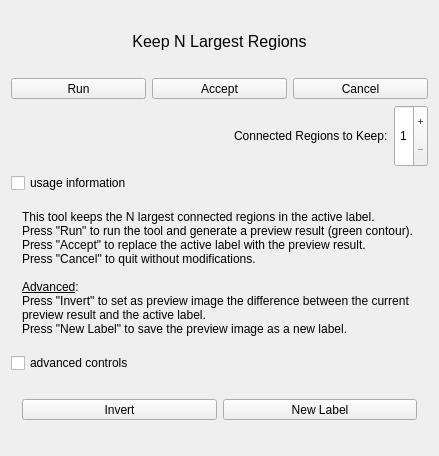
MITK/MITK, file Modules/SegmentationUI/Qmitk/QmitkKeepNConnectedRegionsTool3DGUIControls.ui: the form before one commit.
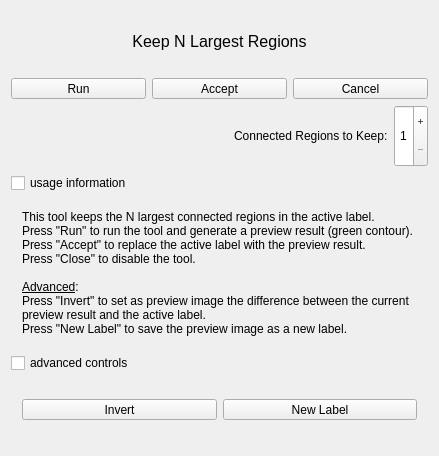
The form after the commit. Icons and pictures are not drawn.

Commit message: enabled the otsu tool for automatic multiple thresholding

What changed in the file:
```diff
--- a/Modules/SegmentationUI/Qmitk/QmitkKeepNConnectedRegionsTool3DGUIControls.ui
+++ b/Modules/SegmentationUI/Qmitk/QmitkKeepNConnectedRegionsTool3DGUIControls.ui
@@ -264,7 +264,7 @@
 &lt;p style=&quot; margin-top:0px; margin-bottom:0px; margin-left:0px; margin-right:0px; -qt-block-indent:0; text-indent:0px;&quot;&gt;&lt;span style=&quot; font-family:'Sans'; font-size:9pt;&quot;&gt;This tool keeps the N largest connected regions in the active label.&lt;/span&gt;&lt;/p&gt;
 &lt;p style=&quot; margin-top:0px; margin-bottom:0px; margin-left:0px; margin-right:0px; -qt-block-indent:0; text-indent:0px;&quot;&gt;&lt;span style=&quot; font-family:'Sans'; font-size:9pt;&quot;&gt;Press &amp;quot;Run&amp;quot; to run the tool and generate a preview result (green contour).&lt;/span&gt;&lt;/p&gt;
 &lt;p style=&quot; margin-top:0px; margin-bottom:0px; margin-left:0px; margin-right:0px; -qt-block-indent:0; text-indent:0px;&quot;&gt;&lt;span style=&quot; font-family:'Sans'; font-size:9pt;&quot;&gt;Press &amp;quot;Accept&amp;quot; to replace the active label with the preview result.&lt;/span&gt;&lt;/p&gt;
-&lt;p style=&quot; margin-top:0px; margin-bottom:0px; margin-left:0px; margin-right:0px; -qt-block-indent:0; text-indent:0px;&quot;&gt;&lt;span style=&quot; font-family:'Sans'; font-size:9pt;&quot;&gt;Press &amp;quot;Cancel&amp;quot; to quit without modifications.&lt;/span&gt;&lt;/p&gt;
+&lt;p style=&quot; margin-top:0px; margin-bottom:0px; margin-left:0px; margin-right:0px; -qt-block-indent:0; text-indent:0px;&quot;&gt;&lt;span style=&quot; font-family:'Sans'; font-size:9pt;&quot;&gt;Press &amp;quot;Close&amp;quot; to disable the tool.&lt;/span&gt;&lt;/p&gt;
 &lt;p style=&quot;-qt-paragraph-type:empty; margin-top:0px; margin-bottom:0px; margin-left:0px; margin-right:0px; -qt-block-indent:0; text-indent:0px; font-family:'Sans'; font-size:9pt;&quot;&gt;&lt;br /&gt;&lt;/p&gt;
 &lt;p style=&quot; margin-top:0px; margin-bottom:0px; margin-left:0px; margin-right:0px; -qt-block-indent:0; text-indent:0px;&quot;&gt;&lt;span style=&quot; font-family:'Sans'; font-size:9pt; text-decoration: underline;&quot;&gt;Advanced&lt;/span&gt;&lt;span style=&quot; font-family:'Sans'; font-size:9pt;&quot;&gt;:&lt;/span&gt;&lt;/p&gt;
 &lt;p style=&quot; margin-top:0px; margin-bottom:0px; margin-left:0px; margin-right:0px; -qt-block-indent:0; text-indent:0px;&quot;&gt;&lt;span style=&quot; font-family:'Sans'; font-size:9pt;&quot;&gt;Press &amp;quot;Invert&amp;quot; to set as preview image the difference between the current preview result and the active label.&lt;/span&gt;&lt;/p&gt;
```
The commit also changes 21 other files.
